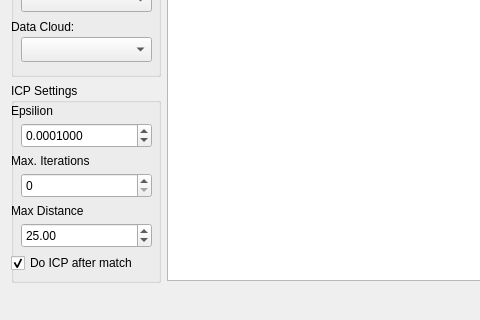
This is src/tools/viewer/ui/LVRCorrespondanceDialogUI.ui in uos/lvr2 as Qt 5 draws it before an edit; both pictures show x 0 to 480 and y 270 to 590 of the 741 by 590 pixel window. The edited form follows.
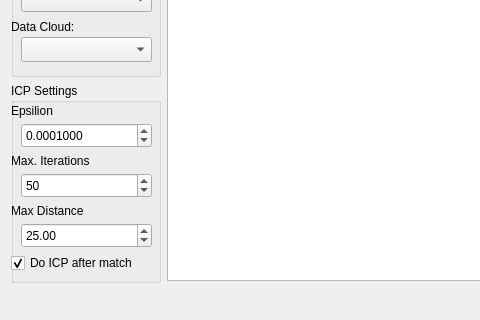
This is the edited form.

Commit message: Fixed some ui settings in correspondence dialog

The edit to the form file:
```diff
--- a/src/tools/viewer/ui/LVRCorrespondanceDialogUI.ui
+++ b/src/tools/viewer/ui/LVRCorrespondanceDialogUI.ui
@@ -239,6 +239,12 @@
           <height>25</height>
          </rect>
         </property>
+        <property name="maximum">
+         <number>10000</number>
+        </property>
+        <property name="value">
+         <number>50</number>
+        </property>
        </widget>
        <widget class="QLabel" name="labelDistance">
         <property name="geometry">
```
